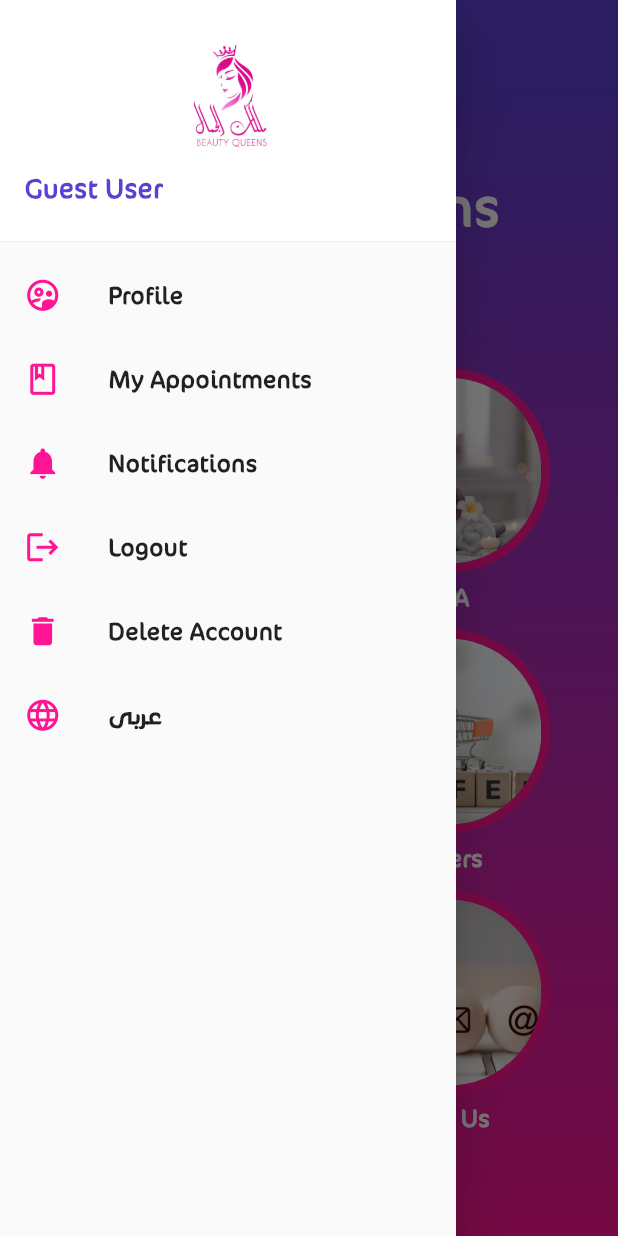
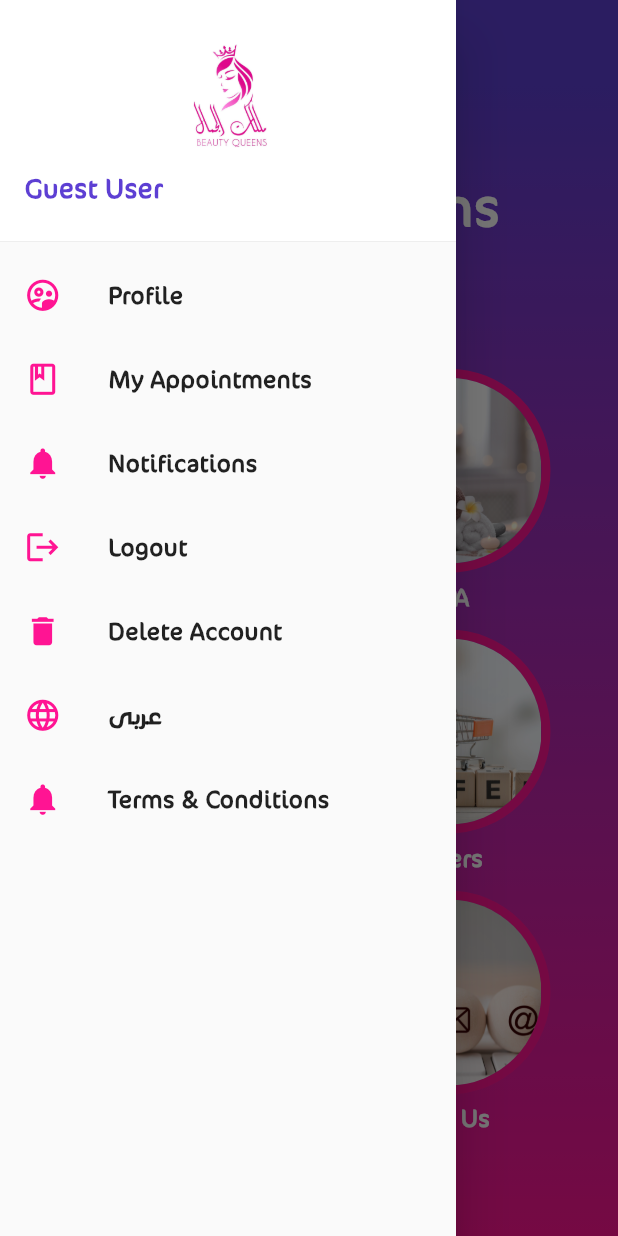
Before and after one commit to AkaashAshraf/BeautyQueensCustomer-Fasttech-Flutter, a Flutter app: the DashboardView screen opened directly, with the side drawer open, on a phone screen of 412 x 824 dp. Run offline on Flutter 3.47's test engine with Material 2 defaults, Android fonts, the phone set to English and light mode, and no system bars; drawn by our look-alikes of flutter_animate; our stand-ins replace animated_text_kit, buttons_tabbar, carousel_slider, data_table_2, date_time_picker, dotted_line and 13 more; missing offline and left inert: flutter_rounded_date_picker, map_launcher, restart_app; accounts and stored records are empty; network calls fail.

Commit message:
terms and conditions added

```diff
--- a/lib/components/common/drawer.dart
+++ b/lib/components/common/drawer.dart
@@ -3,12 +3,14 @@ import 'dart:io';
 import 'package:beauty_queens_ustomer/components/common/text_alert.dart';
 import 'package:beauty_queens_ustomer/config/colors.dart';
 import 'package:beauty_queens_ustomer/config/storages.dart';
+import 'package:beauty_queens_ustomer/config/sub_urls.dart';
 import 'package:beauty_queens_ustomer/config/text_sizes.dart';
 import 'package:beauty_queens_ustomer/conrtollers/auth_controller.dart';
 import 'package:beauty_queens_ustomer/main.dart';
 import 'package:beauty_queens_ustomer/views/drawer/appoinments/my_appointments.dart';
 import 'package:beauty_queens_ustomer/views/drawer/notifications/notifications.dart';
 import 'package:beauty_queens_ustomer/views/drawer/profile/my_profile.dart';
+import 'package:beauty_queens_ustomer/views/webview.dart';
 import 'package:flutter/material.dart';
 import 'package:flutter_phoenix/flutter_phoenix.dart';
 import 'package:get/get.dart';
@@ -155,6 +157,15 @@ class MenuDrawer extends StatelessWidget {
                         style: const TextStyle(color: Colors.white),
                       ))).show();
             }, title: "ChangeLanguage".tr),
+            drawerItem(context,
+                icon: const Icon(
+                  Icons.notifications,
+                  size: 25,
+                  color: textInputIconColor,
+                ), onPress: () {
+              Get.to(WebViewScreen(
+                  title: "termsConditions".tr, url: termsAndConditions));
+            }, title: "termsConditions".tr),
           ],
         );
       }),
--- a/lib/config/sub_urls.dart
+++ b/lib/config/sub_urls.dart
@@ -1,6 +1,10 @@
+import 'package:beauty_queens_ustomer/config/constants.dart';
+
 const String loginUrl = "/client/auth/login";
 const String updateProfileUrl = "/client/auth/update";
 
 const String signUpUrl = "/client/auth/sign_up";
+String termsAndConditions = "$baseUrl/terms-condtions";
+
 const String confirmOTP = "";
 const String changePassword = "";
--- a/lib/conrtollers/languageController.dart
+++ b/lib/conrtollers/languageController.dart
@@ -4,6 +4,8 @@ class Messages extends Translations {
   @override
   Map<String, Map<String, String>> get keys => {
         'en': {
+          "termsConditions": "Terms & Conditions",
+
           "invalidPassword": "Invalid mobile/password",
           "ok": "OK",
           "cancel": "Cancel",
@@ -164,6 +166,8 @@ class Messages extends Translations {
           // /////statuses
         },
         'ar': {
+          "termsConditions": "الشروط واألحكام",
+
           "invalidPassword": "رقم الهاتف او كلمة المرور غير صحيحة",
           "ok": "نعم",
           "cancel": "إلغاء",
--- a/pubspec.yaml
+++ b/pubspec.yaml
@@ -66,8 +66,11 @@ dependencies:
   flutter_rounded_date_picker: ^3.0.3
   day_night_time_picker: ^1.2.0+2
   time_range: ^1.1.0
+  webview_flutter: ^3.0.1
+
   flutter_localizations:
     sdk: flutter
+
   # geolocator: ^9.0.2
 
 dev_dependencies:
```
Also changed, not shown: lib/views/webview.dart (added, +29 -0 lines), pubspec.lock, 2 other files.
